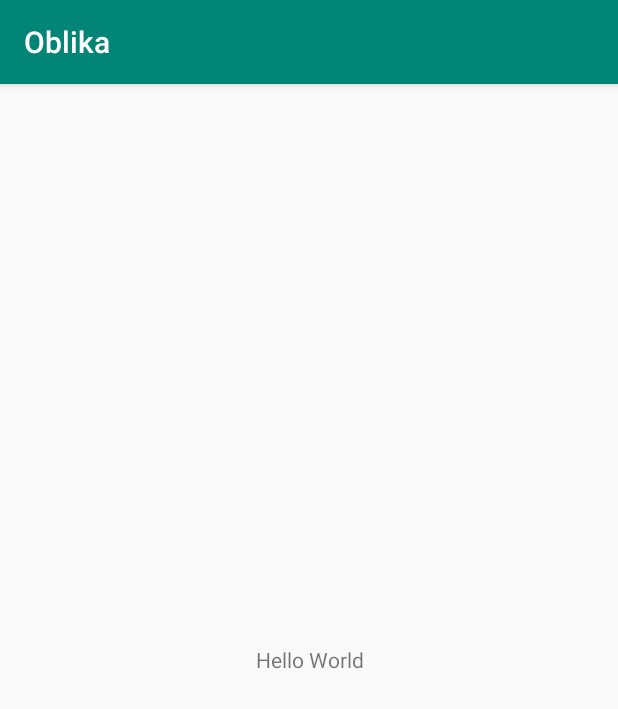
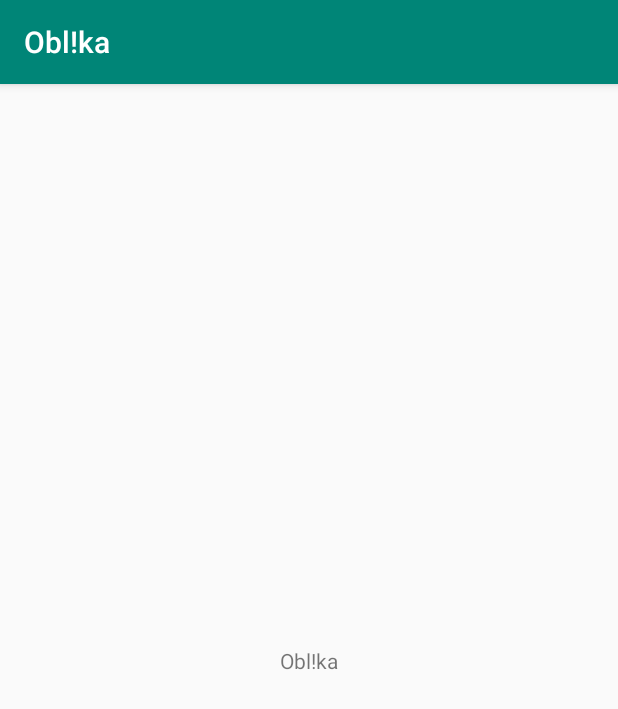
Before and after one commit to MathieuDS13/Oblika, an Android app: the screen it shows after launch (MainActivity), on a phone screen of 412 x 824 dp. Shown: the top 709 px of the screen. Run offline under Robolectric (Android 15) with nearby library versions, the phone set to English and light mode, and no system bars.

Commit message:
Hello World fonctionnel

```diff
--- a/app/src/main/res/layout/activity_main.xml
+++ b/app/src/main/res/layout/activity_main.xml
@@ -1,19 +1,17 @@
 <?xml version="1.0" encoding="utf-8"?>
-<layout xmlns:android="http://schemas.android.com/apk/res/android"
+<android.support.constraint.ConstraintLayout
+    xmlns:android="http://schemas.android.com/apk/res/android"
+    xmlns:app="http://schemas.android.com/apk/res-auto"
     android:layout_width="match_parent"
-    android:layout_height="match_parent"
-    xmlns:app="http://schemas.android.com/apk/res-auto">
-
+    android:layout_height="match_parent">
 
     <TextView
         android:id="@+id/textView"
-        android:layout_width="match_parent"
-        android:layout_height="match_parent"
+        android:layout_width="wrap_content"
+        android:layout_height="wrap_content"
+        android:text="@string/app_name"
         app:layout_constraintBottom_toBottomOf="parent"
-        app:layout_constraintTop_toTopOf="parent"
-        app:layout_constraintRight_toRightOf="parent"
-        app:layout_constraintLeft_toLeftOf="parent"
-        android:gravity="center"
-        android:text="Hello World" />
-
-</layout>
+        app:layout_constraintEnd_toEndOf="parent"
+        app:layout_constraintStart_toStartOf="parent"
+        app:layout_constraintTop_toTopOf="parent" />
+</android.support.constraint.ConstraintLayout>
--- a/app/src/main/res/values/strings.xml
+++ b/app/src/main/res/values/strings.xml
@@ -1,5 +1,5 @@
 <resources>
-    <string name="app_name">Oblika</string>
+    <string name="app_name">Obl!ka</string>
     <string name="title_activity_main">MainActivity</string>
     <!-- Strings used for fragments for navigation -->
     <string name="first_fragment_label">First Fragment</string>
@@ -9,4 +9,5 @@
 
     <string name="hello_first_fragment">Hello first fragment</string>
     <string name="hello_second_fragment">Hello second fragment. Arg: %1$s</string>
+    <string name="textview">TextView</string>
 </resources>
```
